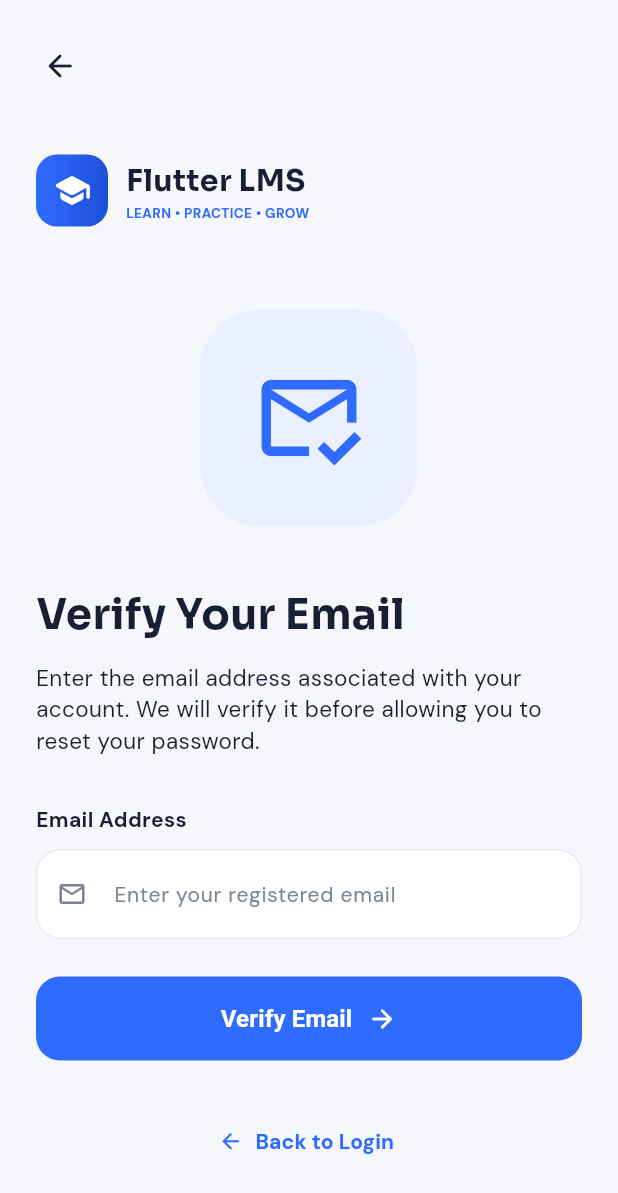
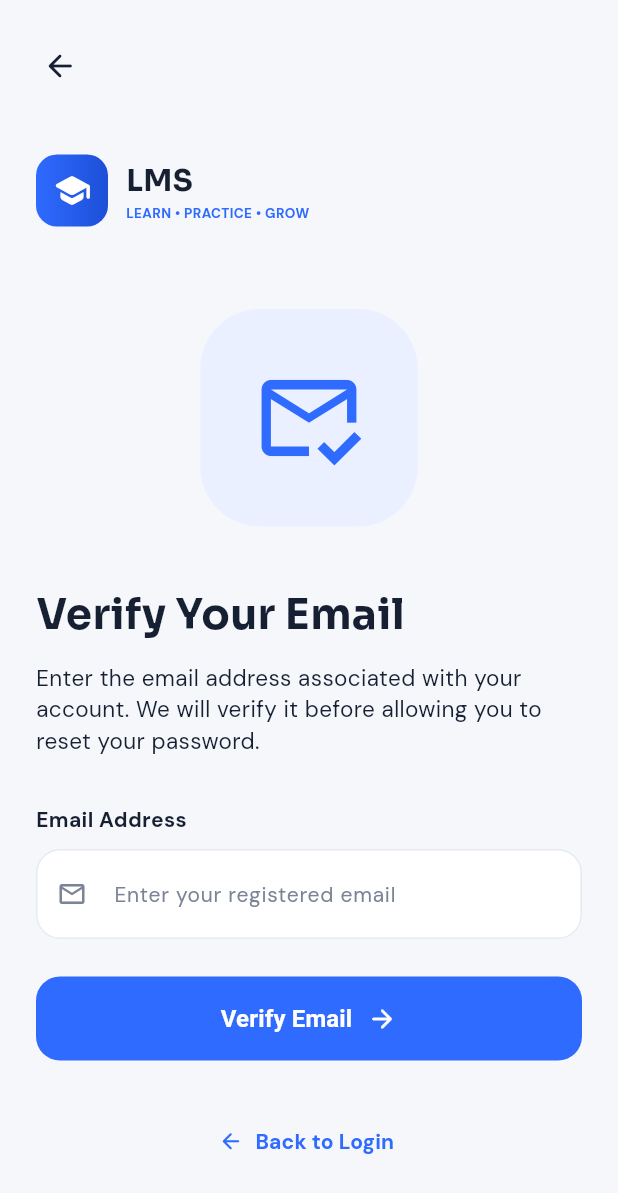
Before and after one commit to rehman-453/lms, a Flutter app: the ForgotPasswordScreen screen opened by its route, on a phone screen of 412 x 824 dp. Shown: the top 1193 px of the screen. Run offline on Flutter 3.47's test engine with Material 3 defaults, Android fonts, the phone set to English and light mode, and no system bars; our stand-ins replace get, google_fonts, image_picker, shared_preferences, video_player; missing offline and left inert: tutorial_coach_mark; accounts and stored records are empty.

Commit message:
auth and splash screen app title correction

```diff
--- a/lib/modules/auth/views/forgot_password_screen.dart
+++ b/lib/modules/auth/views/forgot_password_screen.dart
@@ -208,7 +208,7 @@ class ForgotPasswordScreen extends StatelessWidget {
           crossAxisAlignment: CrossAxisAlignment.start,
           children: [
             Text(
-              'Flutter LMS',
+              'LMS',
               style: AppTextStyles.heading(size: 20, weight: FontWeight.bold),
             ),
             Text(
--- a/lib/modules/auth/views/login_screen.dart
+++ b/lib/modules/auth/views/login_screen.dart
@@ -344,7 +344,7 @@ class LoginScreen extends StatelessWidget {
           crossAxisAlignment: CrossAxisAlignment.start,
           children: [
             Text(
-              'Flutter LMS',
+              'LMS',
               style: AppTextStyles.heading(size: 20, weight: FontWeight.bold),
             ),
             Text(
--- a/lib/modules/auth/views/reset_password_screen.dart
+++ b/lib/modules/auth/views/reset_password_screen.dart
@@ -264,7 +264,7 @@ class ResetPasswordScreen extends StatelessWidget {
           crossAxisAlignment: CrossAxisAlignment.start,
           children: [
             Text(
-              'Flutter LMS',
+              'LMS',
               style: AppTextStyles.heading(size: 20, weight: FontWeight.bold),
             ),
             Text(
--- a/lib/modules/auth/views/signup_screen.dart
+++ b/lib/modules/auth/views/signup_screen.dart
@@ -336,7 +336,7 @@ class SignupScreen extends StatelessWidget {
           crossAxisAlignment: CrossAxisAlignment.start,
           children: [
             Text(
-              'Flutter LMS',
+              'LMS',
               style: AppTextStyles.heading(size: 20, weight: FontWeight.bold),
             ),
             Text(
--- a/lib/modules/splash/views/splash_screen.dart
+++ b/lib/modules/splash/views/splash_screen.dart
@@ -53,7 +53,7 @@ class SplashScreen extends StatelessWidget {
                       const SizedBox(height: 24),
 
                       const Text(
-                        'Flutter LMS',
+                        'LMS',
                         style: TextStyle(
                           color: Colors.white,
                           fontSize: 32,
```
